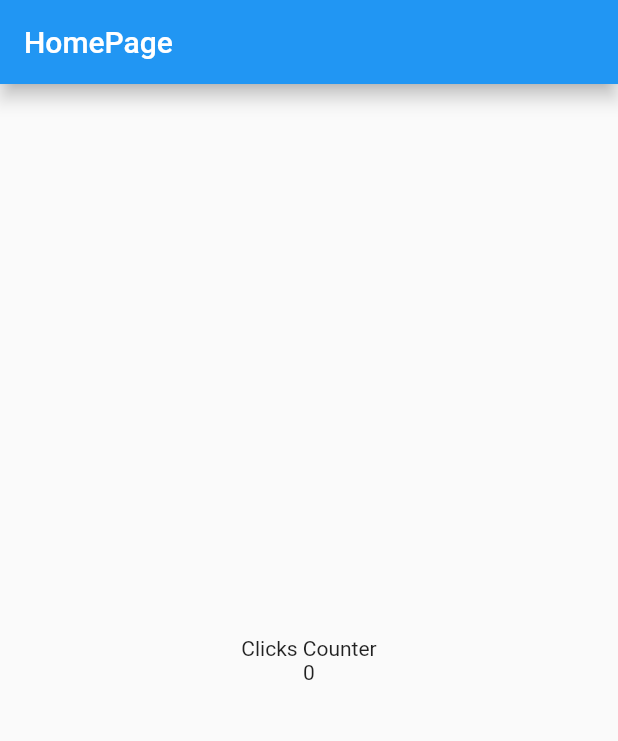
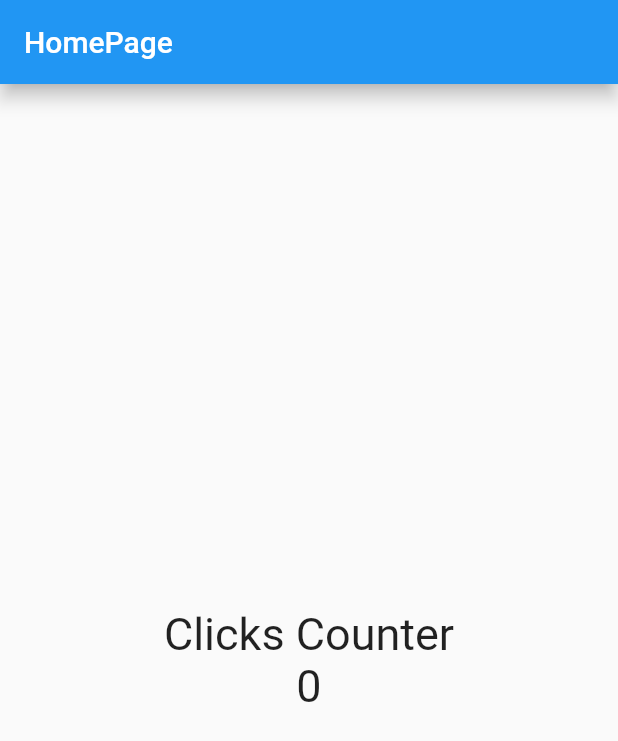
Before and after one commit to johnhaverh/counterapp, a Flutter app: the screen it shows after launch, on a phone screen of 412 x 824 dp. Shown: the top 741 px of the screen. Run offline on Flutter 3.47's test engine with Material 2 defaults, Android fonts, the phone set to English and light mode, and no system bars.

Commit message:
counterapp: home_page.dart: update fontSize

```diff
--- a/lib/pages/home_page.dart
+++ b/lib/pages/home_page.dart
@@ -6,6 +6,9 @@ class HomePage extends StatelessWidget {
 
   @override
   Widget build(BuildContext context) {
+
+    const fonsSize30 = TextStyle(fontSize: 30);
+
     return Scaffold(
       appBar: AppBar(
         title: const Text("HomePage"),
@@ -16,8 +19,8 @@ class HomePage extends StatelessWidget {
           mainAxisAlignment: MainAxisAlignment.center, //alinear vertical
           //crossAxisAlignment: CrossAxisAlignment.center, //alinear horizontal
           children: const [
-            Text('Clicks Counter'),
-            Text('0'),
+            Text('Clicks Counter',style: fonsSize30,),
+            Text('0',style: fonsSize30,),
           ],
         ),
       ),
```
